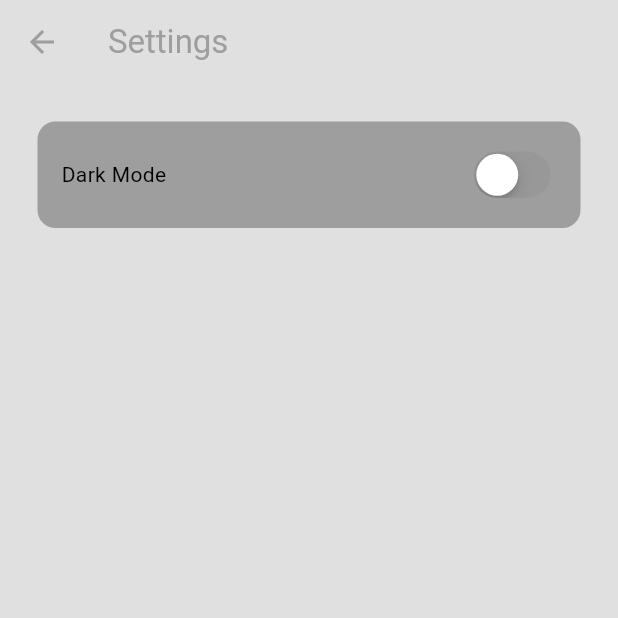
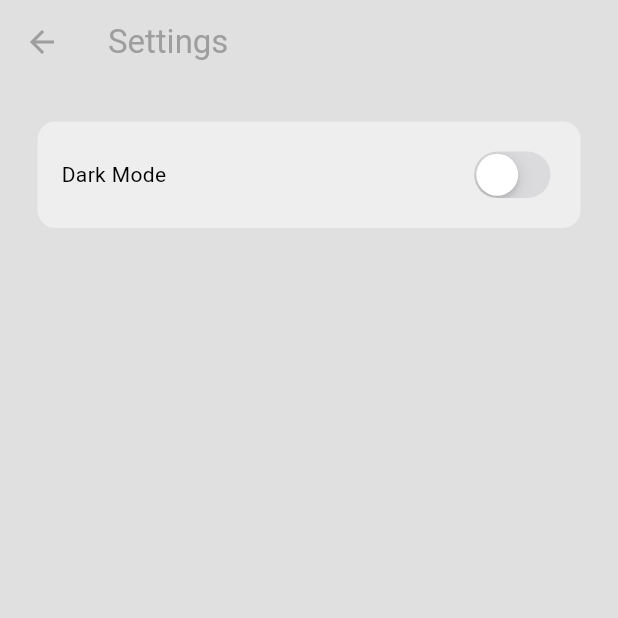
Before and after one commit to pswon5894/chat2, a Flutter app: the screen it shows once a user with an empty profile is signed in, in the side drawer, after a tap on "S E T T I N G S", on a phone screen of 412 x 824 dp, the top half of it. Run offline on Flutter 3.47's test engine with Material 3 defaults, Android fonts, the phone set to English and light mode, and no system bars; our stand-ins replace cloud_firestore, firebase_auth, firebase_core; accounts and stored records are empty; generated files the repository leaves out were written again.

Commit message:
셋팅 페이지 수정

```diff
--- a/lib/pages/settings_page.dart
+++ b/lib/pages/settings_page.dart
@@ -19,7 +19,7 @@ class SettingsPage extends StatelessWidget {
       ),
       body: Container(
         decoration: BoxDecoration(
-          color: Theme.of(context).colorScheme.primary,
+          color: Theme.of(context).colorScheme.secondary,
           borderRadius: BorderRadius.circular(12),
         ),
         margin: const EdgeInsets.all(25),
```
